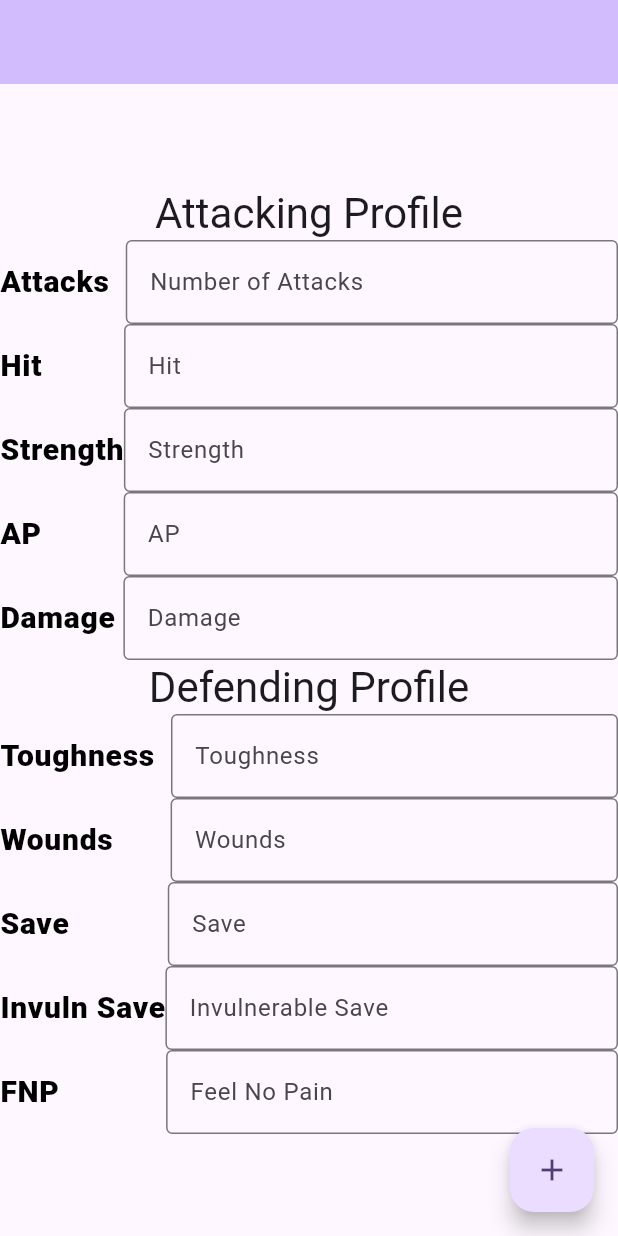
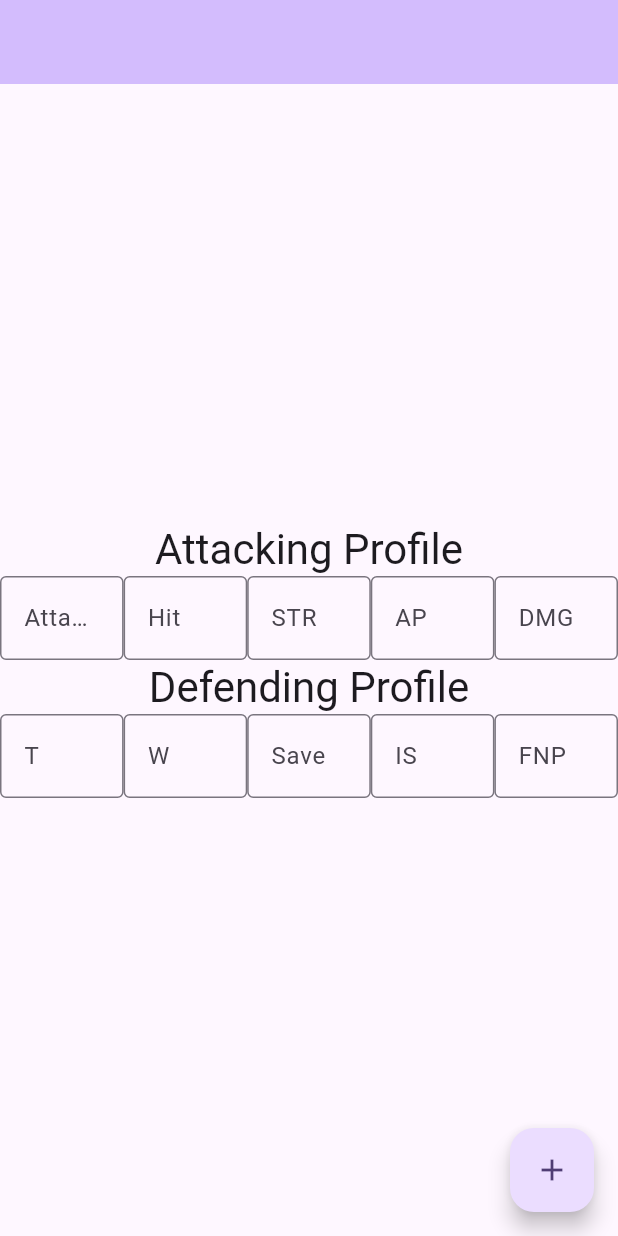
Before and after one commit to Grave2363/MathHammerClone, a Flutter app: the screen it shows after launch, on a phone screen of 412 x 824 dp. Run offline on Flutter 3.47's test engine with Material 3 defaults, Android fonts, the phone set to English and light mode, and no system bars.

Commit message:
revisions
redid layout
condensed inputs
connected controllers to txt fields

```diff
--- a/lib/main.dart
+++ b/lib/main.dart
@@ -59,198 +59,95 @@ class _MyHomePageState extends State<MyHomePage> {
           children: <Widget>[
             Text('Attacking Profile',
               style: Theme.of(context).textTheme.headlineMedium,),
+            Column(
+              children: [
                 Row(
                   children: <Widget>[
-                Text('Attacks  ',
-                  style: TextStyle(
-                    color: Colors.black,
-                    fontWeight: FontWeight.w800,
-                    fontFamily: 'Roboto',
-                    letterSpacing: 0.5,
-                    fontSize: 20,
+                    Flexible(child:
+                    TextField(controller: atkCon,
+                      decoration: InputDecoration(
+                        border: OutlineInputBorder(),
+                        hintText: 'Attacks',
+                      ),
                     ),),
                     Flexible(child:
-                TextField(
-                  decoration: InputDecoration(
-                    border: OutlineInputBorder(),
-                    hintText: 'Number of Attacks',
-                  ),
-                ),),
-              ],
-            ),
-            Row(
-              children: <Widget>[
-                Text('Hit          ',
-                  style: TextStyle(
-                    color: Colors.black,
-                    fontWeight: FontWeight.w800,
-                    fontFamily: 'Roboto',
-                    letterSpacing: 0.5,
-                    fontSize: 20,
-                  ),),
-                Flexible(child:
-                TextField(
+                    TextField(controller: hitCon,
                       decoration: InputDecoration(
                         border: OutlineInputBorder(),
                         hintText: 'Hit',
                       ),
                     ),),
-              ],
+                    Flexible(child:
+                    TextField(controller: strCon,
+                      decoration: InputDecoration(
+                        border: OutlineInputBorder(),
+                        hintText: 'STR',
                       ),
-            Row(
-              children: <Widget>[
-                Text('Strength',
-                  style: TextStyle(
-                    color: Colors.black,
-                    fontWeight: FontWeight.w800,
-                    fontFamily: 'Roboto',
-                    letterSpacing: 0.5,
-                    fontSize: 20,
                     ),),
                     Flexible(child:
-                TextField(
-                  decoration: InputDecoration(
-                    border: OutlineInputBorder(),
-                    hintText: 'Strength',
-                  ),
-                ),),
-              ],
-            ),
-            Row(
-              children: <Widget>[
-                Text('AP          ',
-                  style: TextStyle(
-                    color: Colors.black,
-                    fontWeight: FontWeight.w800,
-                    fontFamily: 'Roboto',
-                    letterSpacing: 0.5,
-                    fontSize: 20,
-                  ),),
-                Flexible(child:
-                TextField(
+                    TextField(controller: apCon,
                       decoration: InputDecoration(
                         border: OutlineInputBorder(),
                         hintText: 'AP',
                       ),
                     ),),
-              ],
-            ),
-            Row(
-              children: <Widget>[
-                Text('Damage ',
-                  style: TextStyle(
-                    color: Colors.black,
-                    fontWeight: FontWeight.w800,
-                    fontFamily: 'Roboto',
-                    letterSpacing: 0.5,
-                    fontSize: 20,
-                  ),),
                     Flexible(child:
-                TextField(
+                    TextField(controller: dmgCon,
                       decoration: InputDecoration(
                         border: OutlineInputBorder(),
-                    hintText: 'Damage',
+                        hintText: 'DMG',
                       ),
                     ),),
                   ],
                 ),
+              ],
+            ),
             Text('Defending Profile',
               style: Theme.of(context).textTheme.headlineMedium,),
+            Column(
+              children: [
                 Row(
                   children: <Widget>[
-                Text('Toughness  ',
-                  style: TextStyle(
-                    color: Colors.black,
-                    fontWeight: FontWeight.w800,
-                    fontFamily: 'Roboto',
-                    letterSpacing: 0.5,
-                    fontSize: 20,
+                    Flexible(child:
+                    TextField(controller: touCon,
+                      decoration: InputDecoration(
+                        border: OutlineInputBorder(),
+                        hintText: 'T',
+                      ),
                     ),),
                     Flexible(child:
-                TextField(
+                    TextField(controller: wndCon,
                       decoration: InputDecoration(
                         border: OutlineInputBorder(),
-                    hintText: 'Toughness',
+                        hintText: 'W',
                       ),
                     ),),
-              ],
-            ),
-            Row(
-              children: <Widget>[
-                Text('Wounds       ',
-                  style: TextStyle(
-                    color: Colors.black,
-                    fontWeight: FontWeight.w800,
-                    fontFamily: 'Roboto',
-                    letterSpacing: 0.5,
-                    fontSize: 20,
-                  ),),
                     Flexible(child:
-                TextField(
-                  decoration: InputDecoration(
-                    border: OutlineInputBorder(),
-                    hintText: 'Wounds',
-                  ),
-                ),),
-              ],
-            ),
-            Row(
-              children: <Widget>[
-                Text('Save            ',
-                  style: TextStyle(
-                    color: Colors.black,
-                    fontWeight: FontWeight.w800,
-                    fontFamily: 'Roboto',
-                    letterSpacing: 0.5,
-                    fontSize: 20,
-                  ),),
-                Flexible(child:
-                TextField(
+                    TextField(controller: saveCon,
                       decoration: InputDecoration(
                         border: OutlineInputBorder(),
                         hintText: 'Save',
                       ),
                     ),),
-              ],
+                    Flexible(child:
+                    TextField(controller: invulnCon,
+                      decoration: InputDecoration(
+                        border: OutlineInputBorder(),
+                        hintText: 'IS',
                       ),
-            Row(
-              children: <Widget>[
-                Text('Invuln Save',
-                  style: TextStyle(
-                    color: Colors.black,
-                    fontWeight: FontWeight.w800,
-                    fontFamily: 'Roboto',
-                    letterSpacing: 0.5,
-                    fontSize: 20,
                     ),),
                     Flexible(child:
-                TextField(
+                    TextField(controller: fnpCon,
                       decoration: InputDecoration(
                         border: OutlineInputBorder(),
-                    hintText: 'Invulnerable Save',
+                        hintText: 'FNP',
                       ),
                     ),),
                   ],
                 ),
-            Row(
-              children: <Widget>[
-                Text('FNP             ',
-                  style: TextStyle(
-                    color: Colors.black,
-                    fontWeight: FontWeight.w800,
-                    fontFamily: 'Roboto',
-                    letterSpacing: 0.5,
-                    fontSize: 20,
-                  ),),
-                Flexible(child:
-                TextField(
-                  decoration: InputDecoration(
-                    border: OutlineInputBorder(),
-                    hintText: 'Feel No Pain',
-                  ),
-                ),),
               ],
             ),
+
           ],
         ),
       ),
```
Lines whose indentation alone changed are shown as unchanged.
